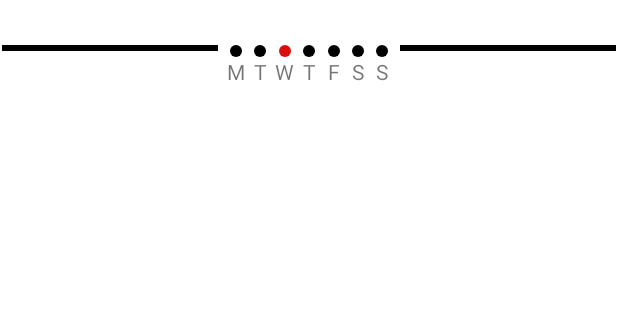
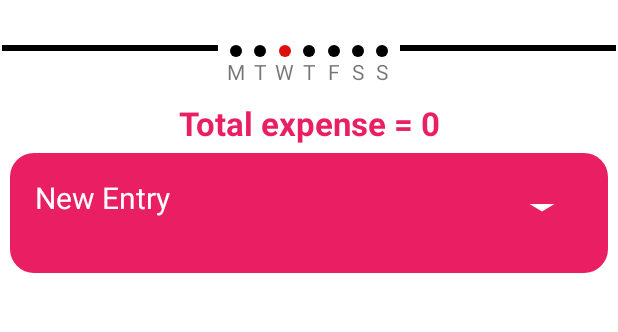
Before and after one commit to ozancanguz/Expense-Tracker, an Android app: the screen it shows after launch (MainActivity), on a phone screen of 412 x 824 dp, the part 129-461 px from its top. Run offline under Robolectric (Android 15) with nearby library versions, the phone set to English and light mode, and no system bars; our stand-ins replace Dagger/Hilt's generated code.

Commit message:
-expandable card designed

```diff
--- a/app/src/main/java/com/example/expense_tracker/ui/fragments/ListFragment.kt
+++ b/app/src/main/java/com/example/expense_tracker/ui/fragments/ListFragment.kt
@@ -32,6 +32,30 @@ class ListFragment : Fragment() {
         // current day dot color change function
        currentDayChangeDot()
 
+        val cardView = binding.cardview
+        val seekBar = binding.seekbar
+        val seekBarTextView = binding.seekbarTextView
+        val addIcon = binding.addIcon
+
+// Set initial visibility of the seek bar and add icon to gone
+        seekBar.visibility = View.GONE
+        seekBarTextView.visibility = View.GONE
+        addIcon.visibility = View.GONE
+
+// Set OnClickListener to the card view
+        cardView.setOnClickListener {
+            if (seekBar.visibility == View.GONE) {
+                // Expand the card view
+                seekBar.visibility = View.VISIBLE
+                seekBarTextView.visibility = View.VISIBLE
+                addIcon.visibility = View.VISIBLE
+            } else {
+                // Collapse the card view
+                seekBar.visibility = View.GONE
+                seekBarTextView.visibility = View.GONE
+                addIcon.visibility = View.GONE
+            }
+        }
 
 
         return view
@@ -53,9 +77,6 @@ class ListFragment : Fragment() {
             Calendar.THURSDAY -> binding.thursdayDot.setBackgroundResource(R.drawable.red_circle)
             Calendar.FRIDAY -> binding.fridayDot.setBackgroundResource(R.drawable.red_circle)
             Calendar.SATURDAY -> binding.saturdayDot.setBackgroundResource(R.drawable.red_circle)
-        }
-
-    }
-
+        } }
 
 }
--- /dev/null
+++ b/app/src/main/res/drawable/baseline_arrow_drop_down_24.xml
@@ -0,0 +1,5 @@
+<vector android:height="40dp" android:tint="#FFFFFF"
+    android:viewportHeight="40" android:viewportWidth="24"
+    android:width="40dp" xmlns:android="http://schemas.android.com/apk/res/android">
+    <path android:fillColor="@android:color/white" android:pathData="M7,10l5,5 5,-5z"/>
+</vector>
--- /dev/null
+++ b/app/src/main/res/drawable/ic_add.xml
@@ -0,0 +1,5 @@
+<vector android:height="24dp" android:tint="#000000"
+    android:viewportHeight="24" android:viewportWidth="24"
+    android:width="24dp" xmlns:android="http://schemas.android.com/apk/res/android">
+    <path android:fillColor="@android:color/white" android:pathData="M19,13h-6v6h-2v-6H5v-2h6V5h2v6h6v2z"/>
+</vector>
--- /dev/null
+++ b/app/src/main/res/drawable/round_corner_background.xml
@@ -0,0 +1,4 @@
+<shape xmlns:android="http://schemas.android.com/apk/res/android">
+    <corners android:radius="16dp" />
+    <solid android:color="#E91E63" />
+</shape>
--- a/app/src/main/res/layout/fragment_list.xml
+++ b/app/src/main/res/layout/fragment_list.xml
@@ -3,6 +3,7 @@
     android:layout_width="match_parent"
     android:layout_height="wrap_content"
     xmlns:tools="http://schemas.android.com/tools"
+    xmlns:app="http://schemas.android.com/apk/res-auto"
     android:layout_marginTop="50dp"
     tools:context=".ui.fragments.ListFragment"
     android:orientation="vertical">
@@ -185,6 +186,96 @@
 
     </LinearLayout>
 
+    <TextView
+        android:id="@+id/total_expense_text"
+        android:layout_width="match_parent"
+        android:layout_height="wrap_content"
+        android:text="Total expense = 0"
+        android:textAlignment="center"
+        android:textColor="#E91E63"
+        android:textStyle="bold"
+        android:textSize="22sp"
+        android:layout_marginTop="10dp"
+
+        />
+
+    <!-- RecyclerView -->
+    <androidx.recyclerview.widget.RecyclerView
+        android:id="@+id/listRv"
+        android:layout_width="match_parent"
+        android:layout_height="match_parent"/>
+    <RelativeLayout
+        android:id="@+id/cardview"
+        android:layout_width="match_parent"
+        android:layout_height="wrap_content"
+        android:padding="16dp"
+        android:layout_margin="5dp"
+        android:background="@drawable/round_corner_background"
+        android:layout_marginTop="30dp"
+      >
+
+        <!-- Top text view -->
+        <TextView
+            android:id="@+id/topTextView"
+            android:layout_width="wrap_content"
+            android:layout_height="wrap_content"
+            android:text="New Entry"
+            android:textAlignment="center"
+            android:textColor="@android:color/white"
+            android:textSize="20sp" />
+
+        <!-- Array drop down icon -->
+        <ImageView
+            android:id="@+id/arrayIcon"
+            android:layout_width="wrap_content"
+            android:layout_height="wrap_content"
+            android:src="@drawable/baseline_arrow_drop_down_24"
+            android:layout_alignParentEnd="true"
+            android:layout_alignParentRight="true"
+            android:layout_alignParentTop="true"
+            android:layout_marginTop="8dp"
+            android:layout_marginEnd="8dp"
+            android:layout_marginRight="8dp"
+            android:contentDescription="Array Drop Down Icon"
+            app:tint="@color/white" />
+
+        <!-- Seekbar -->
+        <SeekBar
+            android:id="@+id/seekbar"
+            android:layout_width="match_parent"
+            android:layout_height="wrap_content"
+            android:layout_below="@+id/topTextView"
+            android:layout_marginTop="16dp"
+            android:max="100"
+            android:progress="0" />
+
+        <!-- Seekbar text view -->
+        <TextView
+            android:id="@+id/seekbarTextView"
+            android:layout_width="wrap_content"
+            android:layout_height="wrap_content"
+            android:layout_below="@+id/seekbar"
+            android:layout_centerHorizontal="true"
+            android:textColor="@android:color/white"
+            android:textSize="20sp"
+            android:text="0" />
+
+        <!-- Add icon -->
+        <ImageView
+            android:id="@+id/addIcon"
+            android:layout_width="wrap_content"
+            android:layout_height="wrap_content"
+            android:src="@drawable/ic_add"
+            android:layout_alignParentEnd="true"
+            android:layout_alignParentRight="true"
+            android:layout_below="@+id/seekbarTextView"
+            android:layout_marginTop="16dp"
+            android:layout_marginEnd="16dp"
+            android:layout_marginRight="16dp"
+            android:contentDescription="Add Icon"
+            app:tint="@color/white" />
+
+    </RelativeLayout>
 
 
 </LinearLayout>
--- a/app/src/main/res/values/colors.xml
+++ b/app/src/main/res/values/colors.xml
@@ -1,6 +1,6 @@
 <?xml version="1.0" encoding="utf-8"?>
 <resources>
-    <color name="purple_200">#FFBB86FC</color>
+    <color name="purple_200">#E91E63</color>
     <color name="purple_500">#FF6200EE</color>
     <color name="purple_700">#FF3700B3</color>
     <color name="teal_200">#FF03DAC5</color>
```
Also changed, not shown: app/src/main/res/layout/expandableview.xml (added, +72 -0 lines).
